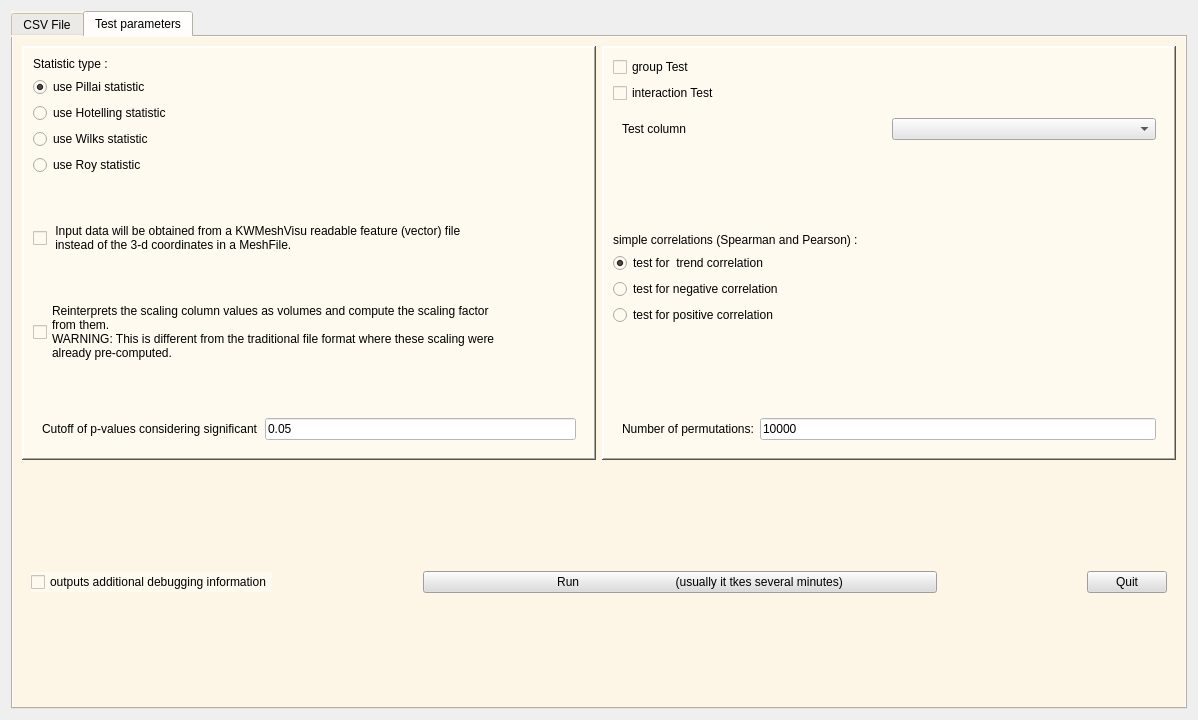
Old version of the form Applications/shapeAnalysisMANCOVA_Wizard/shapeAnalysisMANCOVA_Wizard.ui in the repository NIRALUser/SPHARM-PDM.
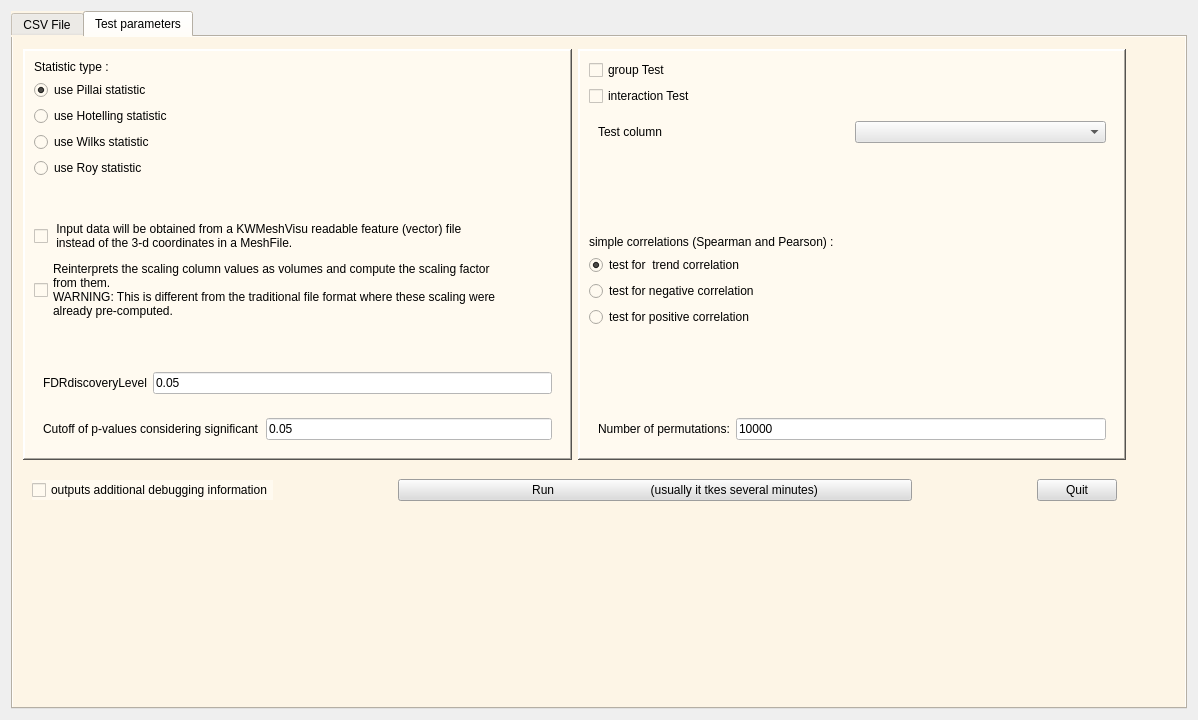
New version of the form. The open tabs and pages were chosen to show the change.

The edit to the form file:
```diff
--- a/Applications/shapeAnalysisMANCOVA_Wizard/shapeAnalysisMANCOVA_Wizard.ui
+++ b/Applications/shapeAnalysisMANCOVA_Wizard/shapeAnalysisMANCOVA_Wizard.ui
@@ -13,9 +13,9 @@
   <property name="windowTitle">
    <string>shapeAnalysisMANCOVA_Wizard</string>
   </property>
-  <layout class="QHBoxLayout" name="horizontalLayout_6">
+  <layout class="QVBoxLayout" name="verticalLayout_4">
    <item>
-    <layout class="QHBoxLayout" name="horizontalLayout_2">
+    <layout class="QVBoxLayout" name="verticalLayout_5">
      <item>
       <widget class="QTabWidget" name="tabWidget">
        <property name="styleSheet">
@@ -749,27 +749,40 @@
         <attribute name="title">
          <string>Test parameters</string>
         </attribute>
-        <layout class="QHBoxLayout" name="horizontalLayout_4">
-         <item>
-          <layout class="QVBoxLayout" name="verticalLayout_3">
-           <item>
-            <layout class="QHBoxLayout" name="horizontalLayout_3">
-             <item>
-              <widget class="QFrame" name="frame_19">
-               <property name="styleSheet">
-                <string notr="true">background-color:rgb(255, 250, 240)</string>
-               </property>
-               <property name="frameShape">
-                <enum>QFrame::WinPanel</enum>
-               </property>
-               <property name="frameShadow">
-                <enum>QFrame::Raised</enum>
-               </property>
-               <property name="lineWidth">
-                <number>2</number>
+        <widget class="QWidget" name="">
+         <property name="geometry">
+          <rect>
+           <x>10</x>
+           <y>12</y>
+           <width>1103</width>
+           <height>466</height>
+          </rect>
                </property>
                <layout class="QVBoxLayout" name="verticalLayout_6">
                 <item>
+           <layout class="QHBoxLayout" name="horizontalLayout_6">
+            <item>
+             <widget class="QFrame" name="frame_19">
+              <property name="maximumSize">
+               <size>
+                <width>581</width>
+                <height>411</height>
+               </size>
+              </property>
+              <property name="styleSheet">
+               <string notr="true">background-color:rgb(255, 250, 240)</string>
+              </property>
+              <property name="frameShape">
+               <enum>QFrame::WinPanel</enum>
+              </property>
+              <property name="frameShadow">
+               <enum>QFrame::Raised</enum>
+              </property>
+              <property name="lineWidth">
+               <number>2</number>
+              </property>
+              <layout class="QVBoxLayout" name="verticalLayout_3">
+               <item>
                  <widget class="QLabel" name="label_stat_type">
                   <property name="text">
                    <string>Statistic type :</string>
@@ -828,19 +841,6 @@
                   </property>
                  </widget>
                 </item>
-                <item>
-                 <spacer name="verticalSpacer_6">
-                  <property name="orientation">
-                   <enum>Qt::Vertical</enum>
-                  </property>
-                  <property name="sizeHint" stdset="0">
-                   <size>
-                    <width>20</width>
-                    <height>40</height>
-                   </size>
-                  </property>
-                 </spacer>
-                </item>
                 <item>
                  <widget class="QCheckBox" name="checkBox_computescale">
                   <property name="text">
@@ -852,7 +852,7 @@
                  </widget>
                 </item>
                 <item>
-                 <spacer name="verticalSpacer_10">
+                <spacer name="verticalSpacer_6">
                   <property name="orientation">
                    <enum>Qt::Vertical</enum>
                   </property>
@@ -864,6 +864,35 @@
                   </property>
                  </spacer>
                 </item>
+               <item>
+                <widget class="QFrame" name="frame">
+                 <property name="frameShape">
+                  <enum>QFrame::NoFrame</enum>
+                 </property>
+                 <property name="frameShadow">
+                  <enum>QFrame::Raised</enum>
+                 </property>
+                 <layout class="QHBoxLayout" name="horizontalLayout_3">
+                  <item>
+                   <widget class="QLabel" name="label_fdrp">
+                    <property name="text">
+                     <string>FDRdiscoveryLevel</string>
+                    </property>
+                   </widget>
+                  </item>
+                  <item>
+                   <widget class="QLineEdit" name="lineEdit_fdrp">
+                    <property name="styleSheet">
+                     <string notr="true">background-color: rgb(255, 255, 255);</string>
+                    </property>
+                    <property name="text">
+                     <string>0.05</string>
+                    </property>
+                   </widget>
+                  </item>
+                 </layout>
+                </widget>
+               </item>
                 <item>
                  <widget class="QFrame" name="frame_21">
                   <property name="frameShape">
@@ -872,7 +901,7 @@
                   <property name="frameShadow">
                    <enum>QFrame::Raised</enum>
                   </property>
-                  <layout class="QHBoxLayout" name="horizontalLayout_13">
+                 <layout class="QHBoxLayout" name="horizontalLayout_4">
                    <item>
                     <widget class="QLabel" name="label_8">
                      <property name="text">
@@ -898,6 +927,12 @@
              </item>
              <item>
               <widget class="QFrame" name="frame_20">
+              <property name="maximumSize">
+               <size>
+                <width>571</width>
+                <height>411</height>
+               </size>
+              </property>
                <property name="styleSheet">
                 <string notr="true">background-color:rgb(255, 250, 240)</string>
                </property>
@@ -1042,19 +1077,6 @@
              </item>
             </layout>
            </item>
-           <item>
-            <spacer name="verticalSpacer">
-             <property name="orientation">
-              <enum>Qt::Vertical</enum>
-             </property>
-             <property name="sizeHint" stdset="0">
-              <size>
-               <width>20</width>
-               <height>40</height>
-              </size>
-             </property>
-            </spacer>
-           </item>
            <item>
             <widget class="QFrame" name="frame_18">
              <property name="frameShape">
@@ -1123,22 +1145,8 @@
              </layout>
             </widget>
            </item>
-           <item>
-            <spacer name="verticalSpacer_2">
-             <property name="orientation">
-              <enum>Qt::Vertical</enum>
-             </property>
-             <property name="sizeHint" stdset="0">
-              <size>
-               <width>20</width>
-               <height>40</height>
-              </size>
-             </property>
-            </spacer>
-           </item>
-          </layout>
-         </item>
-        </layout>
+         </layout>
+        </widget>
        </widget>
       </widget>
      </item>
```
Left out of the diff: 2 changed lines with no effect on the pictures. Lines whose indentation alone changed are shown as unchanged.
